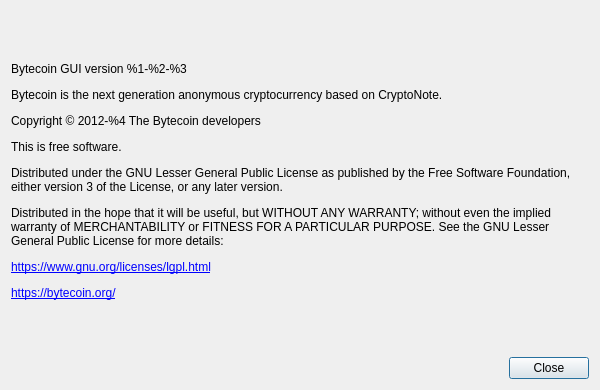
Old version of the form src/aboutdialog.ui in the repository bcndev/bytecoin-gui.
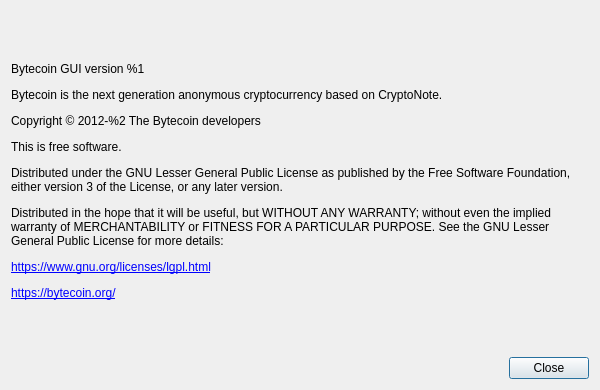
New version of the form. Custom widgets are drawn as their Qt base class.

```diff
--- a/src/aboutdialog.ui
+++ b/src/aboutdialog.ui
@@ -41,7 +41,7 @@
       </sizepolicy>
      </property>
      <property name="text">
-      <string>&lt;html&gt;&lt;head/&gt;&lt;body&gt;&lt;p&gt;Bytecoin GUI version %1-%2-%3&lt;/p&gt;&lt;p&gt;Bytecoin is the next generation anonymous cryptocurrency based on CryptoNote.&lt;/p&gt;&lt;p&gt;Copyright © 2012-%4 The Bytecoin developers&lt;/p&gt;&lt;p&gt;This is free software.&lt;/p&gt;&lt;p&gt;Distributed under the GNU Lesser General Public License as published by the Free Software Foundation, either version 3 of the License, or any later version.&lt;/p&gt;&lt;p&gt;Distributed in the hope that it will be useful, but WITHOUT ANY WARRANTY; without even the implied warranty of MERCHANTABILITY or FITNESS FOR A PARTICULAR PURPOSE. See the GNU Lesser General Public License for more details:&lt;/p&gt;&lt;p&gt;&lt;a href=&quot;https://www.gnu.org/licenses/lgpl.html&quot;&gt;&lt;span style=&quot; text-decoration: underline; color:#0000ff;&quot;&gt;https://www.gnu.org/licenses/lgpl.html&lt;/span&gt;&lt;/a&gt;&lt;/p&gt;&lt;p&gt;&lt;a href=&quot;http://bytecoin.org/&quot;&gt;&lt;span style=&quot; text-decoration: underline; color:#0000ff;&quot;&gt;https://bytecoin.org/&lt;/span&gt;&lt;/a&gt;&lt;/p&gt;&lt;/body&gt;&lt;/html&gt;</string>
+      <string>&lt;html&gt;&lt;head/&gt;&lt;body&gt;&lt;p&gt;Bytecoin GUI version %1&lt;/p&gt;&lt;p&gt;Bytecoin is the next generation anonymous cryptocurrency based on CryptoNote.&lt;/p&gt;&lt;p&gt;Copyright © 2012-%2 The Bytecoin developers&lt;/p&gt;&lt;p&gt;This is free software.&lt;/p&gt;&lt;p&gt;Distributed under the GNU Lesser General Public License as published by the Free Software Foundation, either version 3 of the License, or any later version.&lt;/p&gt;&lt;p&gt;Distributed in the hope that it will be useful, but WITHOUT ANY WARRANTY; without even the implied warranty of MERCHANTABILITY or FITNESS FOR A PARTICULAR PURPOSE. See the GNU Lesser General Public License for more details:&lt;/p&gt;&lt;p&gt;&lt;a href=&quot;https://www.gnu.org/licenses/lgpl.html&quot;&gt;&lt;span style=&quot; text-decoration: underline; color:#0000ff;&quot;&gt;https://www.gnu.org/licenses/lgpl.html&lt;/span&gt;&lt;/a&gt;&lt;/p&gt;&lt;p&gt;&lt;a href=&quot;http://bytecoin.org/&quot;&gt;&lt;span style=&quot; text-decoration: underline; color:#0000ff;&quot;&gt;https://bytecoin.org/&lt;/span&gt;&lt;/a&gt;&lt;/p&gt;&lt;/body&gt;&lt;/html&gt;</string>
      </property>
      <property name="textFormat">
       <enum>Qt::RichText</enum>
```
